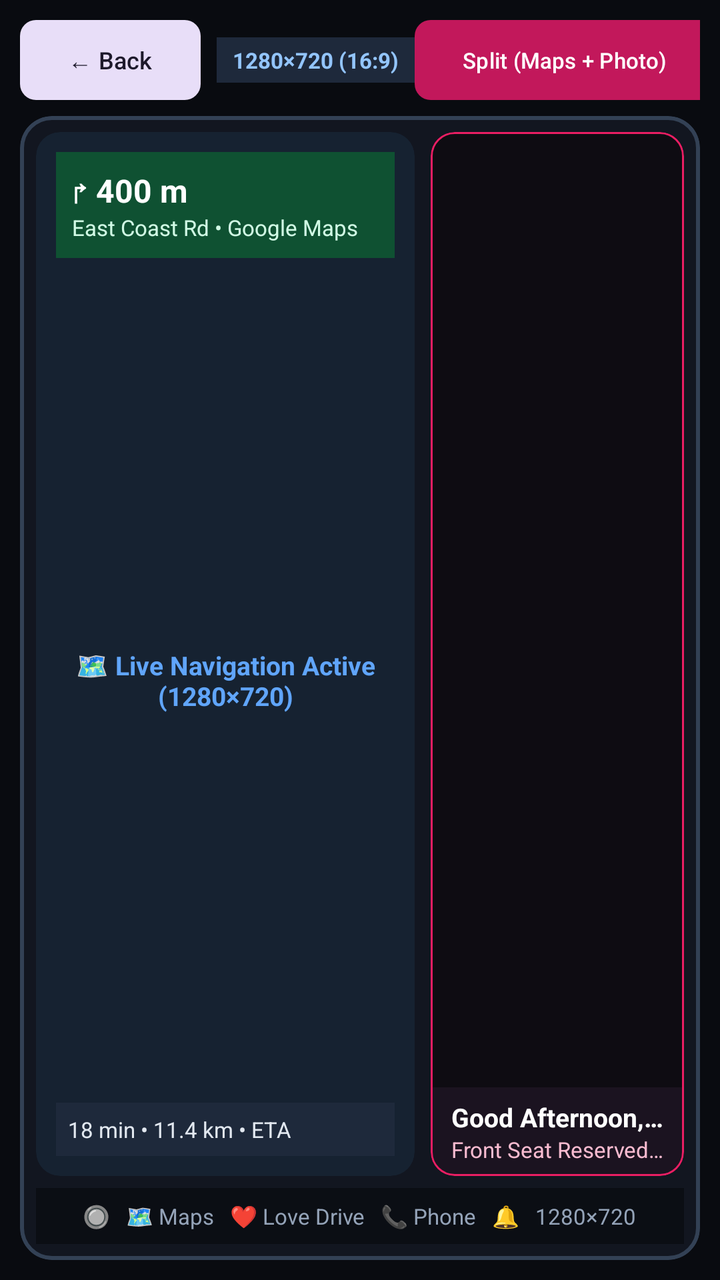
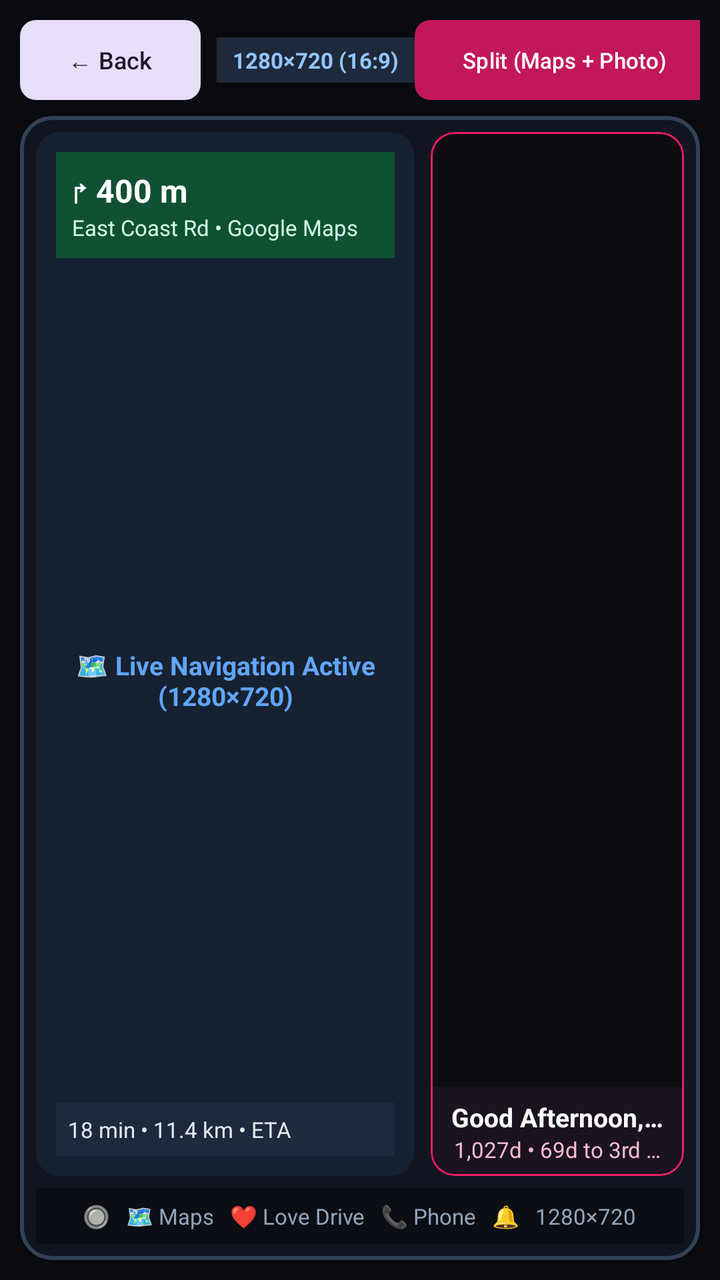

The first picture is an Android layout as it rendered before a commit; the second is the same layout after the commit. The layout source and the unified diff follow.
<!-- AndroidManifest.xml: application theme Theme.LoveDrive -->
<!-- res/layout/activity_head_unit_preview.xml -->
<?xml version="1.0" encoding="utf-8"?>
<LinearLayout xmlns:android="http://schemas.android.com/apk/res/android"
    xmlns:app="http://schemas.android.com/apk/res-auto"
    android:layout_width="match_parent"
    android:layout_height="match_parent"
    android:orientation="vertical"
    android:padding="10dp"
    android:background="#090B10">

    
    <LinearLayout
        android:layout_width="match_parent"
        android:layout_height="wrap_content"
        android:gravity="center_vertical"
        android:orientation="horizontal">

        <com.google.android.material.button.MaterialButton
            android:id="@+id/btnBack"
            style="@style/Widget.Material3.Button.TonalButton"
            android:layout_width="wrap_content"
            android:layout_height="40dp"
            android:insetTop="0dp"
            android:insetBottom="0dp"
            android:text="← Back"
            android:textSize="12sp"
            app:cornerRadius="8dp" />

        <TextView
            android:layout_width="wrap_content"
            android:layout_height="wrap_content"
            android:layout_marginStart="8dp"
            android:background="#1E293B"
            android:paddingHorizontal="8dp"
            android:paddingVertical="4dp"
            android:text="1280×720 (16:9)"
            android:textColor="#93C5FD"
            android:textSize="11sp"
            android:textStyle="bold" />

        <View
            android:layout_width="0dp"
            android:layout_height="1dp"
            android:layout_weight="1" />

        <com.google.android.material.button.MaterialButton
            android:id="@+id/btnModeSplit"
            android:layout_width="wrap_content"
            android:layout_height="40dp"
            android:insetTop="0dp"
            android:insetBottom="0dp"
            android:layout_marginEnd="6dp"
            android:text="Split (Maps + Photo)"
            android:textSize="11sp"
            app:cornerRadius="8dp" />

        <com.google.android.material.button.MaterialButton
            android:id="@+id/btnToggleLetter"
            style="@style/Widget.Material3.Button.TonalButton"
            android:layout_width="wrap_content"
            android:layout_height="40dp"
            android:insetTop="0dp"
            android:insetBottom="0dp"
            android:layout_marginEnd="6dp"
            android:text="💌 Scroll"
            android:textSize="11sp"
            app:cornerRadius="8dp" />

        <com.google.android.material.button.MaterialButton
            android:id="@+id/btnModeFull" 
            style="@style/Widget.Material3.Button.TonalButton"
            android:layout_width="wrap_content"
            android:layout_height="40dp"
            android:insetTop="0dp"
            android:insetBottom="0dp"
            android:text="Full Photo"
            android:textSize="11sp"
            app:cornerRadius="8dp" />
    </LinearLayout>

    
    <FrameLayout
        android:layout_width="match_parent"
        android:layout_height="0dp"
        android:layout_weight="1"
        android:layout_marginTop="8dp">

        <com.google.android.material.card.MaterialCardView
            android:id="@+id/headUnitFrame"
            android:layout_width="match_parent"
            android:layout_height="match_parent"
            android:layout_gravity="center"
            app:cardBackgroundColor="#121620"
            app:cardCornerRadius="16dp"
            app:strokeColor="#334155"
            app:strokeWidth="2dp">

            <LinearLayout
                android:layout_width="match_parent"
                android:layout_height="match_parent"
                android:orientation="vertical"
                android:padding="8dp">

                
                <LinearLayout
                    android:layout_width="match_parent"
                    android:layout_height="0dp"
                    android:layout_weight="1"
                    android:orientation="horizontal">

                    
                    <com.google.android.material.card.MaterialCardView
                        android:id="@+id/panelMaps"
                        android:layout_width="0dp"
                        android:layout_height="match_parent"
                        android:layout_weight="1.5"
                        android:layout_marginEnd="8dp"
                        app:cardBackgroundColor="#162231"
                        app:cardCornerRadius="12dp"
                        app:strokeWidth="0dp">

                        <LinearLayout
                            android:layout_width="match_parent"
                            android:layout_height="match_parent"
                            android:orientation="vertical"
                            android:padding="10dp">

                            <LinearLayout
                                android:layout_width="match_parent"
                                android:layout_height="wrap_content"
                                android:background="#0F5132"
                                android:orientation="vertical"
                                android:padding="8dp">

                                <TextView
                                    android:layout_width="wrap_content"
                                    android:layout_height="wrap_content"
                                    android:text="↱ 400 m"
                                    android:textColor="#FFFFFF"
                                    android:textSize="16sp"
                                    android:textStyle="bold" />

                                <TextView
                                    android:layout_width="wrap_content"
                                    android:layout_height="wrap_content"
                                    android:text="East Coast Rd • Google Maps"
                                    android:textColor="#D1FAE5"
                                    android:textSize="11sp" />
                            </LinearLayout>

                            <View
                                android:layout_width="match_parent"
                                android:layout_height="0dp"
                                android:layout_weight="1" />

                            <TextView
                                android:layout_width="match_parent"
                                android:layout_height="wrap_content"
                                android:gravity="center"
                                android:text="🗺️ Live Navigation Active (1280×720)"
                                android:textColor="#60A5FA"
                                android:textSize="13sp"
                                android:textStyle="bold" />

                            <View
                                android:layout_width="match_parent"
                                android:layout_height="0dp"
                                android:layout_weight="1" />

                            <TextView
                                android:layout_width="match_parent"
                                android:layout_height="wrap_content"
                                android:background="#1E293B"
                                android:padding="6dp"
                                android:text="18 min • 11.4 km • ETA"
                                android:textColor="#E2E8F0"
                                android:textSize="11sp" />
                        </LinearLayout>
                    </com.google.android.material.card.MaterialCardView>

                    
                    <com.google.android.material.card.MaterialCardView
                        android:id="@+id/panelLoveDrive"
                        android:layout_width="0dp"
                        android:layout_height="match_parent"
                        android:layout_weight="1"
                        app:cardBackgroundColor="#0E0C12"
                        app:cardCornerRadius="12dp"
                        app:strokeColor="#E91E63"
                        app:strokeWidth="1dp">

                        <LinearLayout
                            android:layout_width="match_parent"
                            android:layout_height="match_parent"
                            android:orientation="vertical">

                            <ImageView
                                android:id="@+id/ivCarPhoto"
                                android:layout_width="match_parent"
                                android:layout_height="0dp"
                                android:layout_weight="1"
                                android:scaleType="centerCrop"
                                android:contentDescription="Full uncropped photo" />

                            <LinearLayout
                                android:layout_width="match_parent"
                                android:layout_height="wrap_content"
                                android:background="#1B1320"
                                android:orientation="vertical"
                                android:paddingHorizontal="10dp"
                                android:paddingVertical="6dp">

                                <TextView
                                    android:id="@+id/tvCarTitle"
                                    android:layout_width="match_parent"
                                    android:layout_height="wrap_content"
                                    android:ellipsize="end"
                                    android:gravity="center"
                                    android:maxLines="1"
                                    android:text="Good Afternoon, Kayalvizhi 🌤️"
                                    android:textColor="#FFFFFF"
                                    android:textSize="13sp"
                                    android:textStyle="bold" />

                                <TextView
                                    android:id="@+id/tvCarSubtitle"
                                    android:layout_width="match_parent"
                                    android:layout_height="wrap_content"
                                    android:ellipsize="end"
                                    android:gravity="center"
                                    android:maxLines="1"
                                    android:text="Front Seat Reserved for Passenger Princess 👑❤️"
                                    android:textColor="#F8BBD0"
                                    android:textSize="11sp" />
                            </LinearLayout>

                            <TextView
                                android:id="@+id/tvLetterTicker"
                                android:layout_width="match_parent"
                                android:layout_height="wrap_content"
                                android:background="#2A0F1E"
                                android:ellipsize="marquee"
                                android:focusable="true"
                                android:focusableInTouchMode="true"
                                android:marqueeRepeatLimit="marquee_forever"
                                android:paddingHorizontal="10dp"
                                android:paddingVertical="6dp"
                                android:scrollHorizontally="true"
                                android:singleLine="true"
                                android:text="💌 Dear Kayalvizhi ❤️"
                                android:textColor="#FDE68A"
                                android:textSize="13sp"
                                android:textStyle="bold"
                                android:visibility="gone" />
                        </LinearLayout>
                    </com.google.android.material.card.MaterialCardView>
                </LinearLayout>

                
                <LinearLayout
                    android:layout_width="match_parent"
                    android:layout_height="28dp"
                    android:layout_marginTop="6dp"
                    android:background="#0B0E14"
                    android:gravity="center"
                    android:orientation="horizontal">

                    <TextView
                        android:layout_width="wrap_content"
                        android:layout_height="wrap_content"
                        android:text="🔘   🗺️ Maps   ❤️ Love Drive   📞 Phone   🔔   1280×720"
                        android:textColor="#94A3B8"
                        android:textSize="11sp" />
                </LinearLayout>
            </LinearLayout>
        </com.google.android.material.card.MaterialCardView>
    </FrameLayout>
</LinearLayout>
<!-- resources referenced by this layout -->
<resources>
  <style name="Theme.LoveDrive" parent="Theme.Material3.DayNight.NoActionBar">
          <item name="colorPrimary">#C2185B</item>
          <item name="colorOnPrimary">#FFFFFF</item>
          <item name="colorSecondary">#AD1457</item>
          <item name="android:statusBarColor">#880E4F</item>
      </style>
</resources>

<!-- the commit's change to res/layout/activity_head_unit_preview.xml (unified diff, before → after) -->
@@ -228,7 +228,7 @@
                                     android:ellipsize="end"
                                     android:gravity="center"
                                     android:maxLines="1"
-                                    android:text="Front Seat Reserved for Passenger Princess 👑❤️"
+                                    android:text="1,027d • 69d to 3rd Anniv"
                                     android:textColor="#F8BBD0"
                                     android:textSize="11sp" />
                             </LinearLayout>
